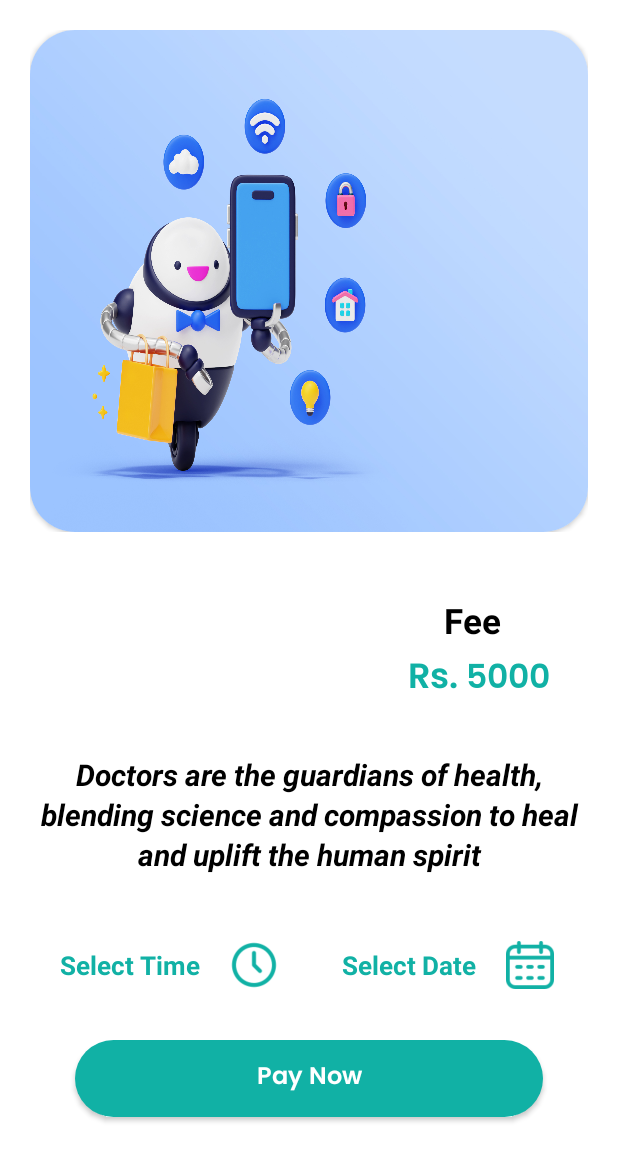
After one commit to ShahrozAppdeveloper/Dr-ChatBot-App, an Android app: the AppointDoctorActivity screen opened directly, with no data from a screen before it, on a phone screen of 412 x 824 dp. The commit adds this screen. Shown: the top 1161 px of the screen. Run offline under Robolectric (Android 15) with nearby library versions, the phone set to English and light mode, and no system bars; pictures from the network do not load.

Commit message:
Appointment System

```diff
--- a/app/src/main/AndroidManifest.xml
+++ b/app/src/main/AndroidManifest.xml
@@ -1,9 +1,11 @@
 <?xml version="1.0" encoding="utf-8"?>
 <manifest xmlns:android="http://schemas.android.com/apk/res/android"
     xmlns:tools="http://schemas.android.com/tools">
+
     <uses-feature
         android:name="android.hardware.telephony"
         android:required="false" />
+
     <uses-permission android:name="android.permission.SEND_SMS" />
 
     <application
@@ -16,6 +18,9 @@
         android:supportsRtl="true"
         android:theme="@style/Theme.DoctorChatbotApp"
         tools:targetApi="31">
+        <activity
+            android:name=".User.AppointDoctorActivity"
+            android:exported="false" />
         <activity
             android:name=".User.PaymentAnimationsActivity"
             android:exported="false" />
--- /dev/null
+++ b/app/src/main/java/com/example/doctorchatbotapp/User/AppointDoctorActivity.java
@@ -0,0 +1,116 @@
+package com.example.doctorchatbotapp.User;
+
+import android.app.DatePickerDialog;
+import android.app.TimePickerDialog;
+import android.content.Intent;
+import android.os.Bundle;
+import android.view.View;
+import android.widget.DatePicker;
+import android.widget.TimePicker;
+
+import androidx.activity.EdgeToEdge;
+import androidx.appcompat.app.AppCompatActivity;
+import androidx.core.graphics.Insets;
+import androidx.core.view.ViewCompat;
+import androidx.core.view.WindowInsetsCompat;
+
+import com.bumptech.glide.Glide;
+import com.example.doctorchatbotapp.R;
+import com.example.doctorchatbotapp.databinding.ActivityAppointDoctorBinding;
+
+import java.util.Calendar;
+
+public class AppointDoctorActivity extends AppCompatActivity {
+    private ActivityAppointDoctorBinding binding;
+    private String time, date;
+    private String docName, docImage;
+    @Override
+    protected void onCreate(Bundle savedInstanceState) {
+        super.onCreate(savedInstanceState);
+        EdgeToEdge.enable(this);
+        binding = ActivityAppointDoctorBinding.inflate(getLayoutInflater());
+        setContentView(binding.getRoot());
+
+        ViewCompat.setOnApplyWindowInsetsListener(findViewById(R.id.main), (v, insets) -> {
+            Insets systemBars = insets.getInsets(WindowInsetsCompat.Type.systemBars());
+            v.setPadding(systemBars.left, systemBars.top, systemBars.right, systemBars.bottom);
+            return insets;
+        });
+
+        Intent intent = getIntent();
+        docName = intent.getStringExtra("docName");
+        docImage = intent.getStringExtra("docImage");
+
+        binding.docNameText.setText(docName);
+        Glide.with(AppointDoctorActivity.this).load(docImage).placeholder(R.drawable.homeimage).into(binding.docImageView);
+        binding.selectTimeBtn.setOnClickListener(new View.OnClickListener() {
+            @Override
+            public void onClick(View v) {
+                showTimePickerDialog();
+            }
+        });
+
+        binding.selectDateBtn.setOnClickListener(new View.OnClickListener() {
+            @Override
+            public void onClick(View v) {
+                showDatePickerDialog();
+            }
+        });
+    }
+
+    private void showTimePickerDialog() {
+        final Calendar calendar = Calendar.getInstance();
+        int hour = calendar.get(Calendar.HOUR_OF_DAY);
+        int minute = calendar.get(Calendar.MINUTE);
+
+        // Create a TimePickerDialog
+        TimePickerDialog timePickerDialog = new TimePickerDialog(
+                AppointDoctorActivity.this,
+                new TimePickerDialog.OnTimeSetListener() {
+                    @Override
+                    public void onTimeSet(TimePicker view, int hourOfDay, int minute) {
+                        String amPm;
+                        if (hourOfDay < 12) {
+                            amPm = "AM";
+                        } else {
+                            amPm = "PM";
+                            hourOfDay -= 12;
+                        }
+
+                        // Adjust hour for 12-hour format
+                        if (hourOfDay == 0) {
+                            hourOfDay = 12;
+                        }
+
+                        // Format the time and update the EditText
+                        time = String.format("%02d:%02d %s", hourOfDay, minute, amPm);
+                        binding.timeSetText.setText(time);
+                    }
+                },
+                hour, minute, false); // false for 12-hour format, true for 24-hour format
+
+        // Show the TimePickerDialog
+        timePickerDialog.show();
+    }
+
+    private void showDatePickerDialog() {
+        final Calendar calendar = Calendar.getInstance();
+        int year = calendar.get(Calendar.YEAR);
+        int month = calendar.get(Calendar.MONTH);
+        int day = calendar.get(Calendar.DAY_OF_MONTH);
+
+        DatePickerDialog datePickerDialog = new DatePickerDialog(
+                AppointDoctorActivity.this,
+                new DatePickerDialog.OnDateSetListener() {
+                    @Override
+                    public void onDateSet(DatePicker view, int year, int month, int dayOfMonth) {
+                        // Update the EditText with the selected date
+                        date = dayOfMonth + "/" + (month + 1) + "/" + year;
+                        binding.dateSetText.setText(date);
+                    }
+                },
+                year, month, day);
+
+        datePickerDialog.show();
+    }
+}
--- a/app/src/main/java/com/example/doctorchatbotapp/User/UserAdapter/DoctorToUserAdapter.java
+++ b/app/src/main/java/com/example/doctorchatbotapp/User/UserAdapter/DoctorToUserAdapter.java
@@ -1,6 +1,7 @@
 package com.example.doctorchatbotapp.User.UserAdapter;
 
 import android.content.Context;
+import android.content.Intent;
 import android.view.LayoutInflater;
 import android.view.View;
 import android.view.ViewGroup;
@@ -17,6 +18,7 @@ import com.example.doctorchatbotapp.ModelClass.AddPatientDetailToRealtym;
 
 import com.example.doctorchatbotapp.ModelClass.MemberBookingDetails;
 import com.example.doctorchatbotapp.R;
+import com.example.doctorchatbotapp.User.AppointDoctorActivity;
 import com.google.android.gms.tasks.OnCompleteListener;
 import com.google.android.gms.tasks.OnFailureListener;
 import com.google.android.gms.tasks.Task;
@@ -72,6 +74,7 @@ public class DoctorToUserAdapter extends RecyclerView.Adapter<DoctorToUserAdapte
                     public void onComplete(@NonNull Task<Void> task) {
                         if (task.isSuccessful()) {
                             AddTrainnerBookingDetails(trainneID, ID, obj);
+                            context.startActivity(new Intent(context, AppointDoctorActivity.class).putExtra("docName",data.getUsername()).putExtra("docImage",data.getImageurl()));
                         }
                     }
                 }).addOnFailureListener(new OnFailureListener() {
@@ -96,7 +99,7 @@ public class DoctorToUserAdapter extends RecyclerView.Adapter<DoctorToUserAdapte
                             mList.remove(data);
                             notifyDataSetChanged();
                             break; // Break after removal to avoid ConcurrentModificationException
-                        }else{
+                        } else {
                             Toast.makeText(context, "No Doctor yet", Toast.LENGTH_SHORT).show();
 
                         }
--- /dev/null
+++ b/app/src/main/res/layout/activity_appoint_doctor.xml
@@ -0,0 +1,220 @@
+<?xml version="1.0" encoding="utf-8"?>
+<LinearLayout xmlns:android="http://schemas.android.com/apk/res/android"
+    xmlns:app="http://schemas.android.com/apk/res-auto"
+    xmlns:tools="http://schemas.android.com/tools"
+    android:id="@+id/main"
+    android:layout_width="match_parent"
+    android:layout_height="match_parent"
+    android:orientation="vertical"
+    android:background="@color/white"
+    tools:context=".User.AppointDoctorActivity">
+
+    <LinearLayout
+        android:layout_width="match_parent"
+        android:layout_height="match_parent"
+        android:layout_weight="1.2"
+        android:padding="20dp"
+        android:background="@color/white">
+
+        <androidx.cardview.widget.CardView
+            android:layout_width="match_parent"
+            android:layout_height="match_parent"
+            app:cardBackgroundColor="@color/white"
+            app:cardCornerRadius="30dp">
+
+            <ImageView
+                android:id="@+id/docImageView"
+                android:layout_width="match_parent"
+                android:layout_height="match_parent"
+                android:scaleType="fitXY"
+                android:src="@drawable/homeimage" />
+
+        </androidx.cardview.widget.CardView>
+
+    </LinearLayout>
+
+    <LinearLayout
+        android:layout_width="match_parent"
+        android:layout_height="match_parent"
+        android:layout_weight="1"
+        android:orientation="vertical"
+        android:padding="20dp"
+        android:background="@color/white">
+
+        <LinearLayout
+            android:layout_width="match_parent"
+            android:layout_height="wrap_content"
+            android:orientation="horizontal">
+
+            <LinearLayout
+                android:layout_width="match_parent"
+                android:layout_height="match_parent"
+                android:layout_weight="1"
+                android:paddingHorizontal="10dp">
+
+                <TextView
+                    android:id="@+id/docNameText"
+                    android:layout_width="wrap_content"
+                    android:layout_height="wrap_content"
+                    android:text="Doctor Name"
+                    android:textColor="@color/goButtonGreen"
+                    android:textStyle="bold"
+                    android:maxLength="14"
+                    android:fontFamily="@font/poppins_thin"
+                    android:textSize="22sp"/>
+
+            </LinearLayout>
+
+            <LinearLayout
+                android:layout_width="match_parent"
+                android:layout_height="match_parent"
+                android:layout_weight="2.5">
+
+                <TextView
+                    android:layout_width="wrap_content"
+                    android:layout_height="wrap_content"
+                    android:text="Fee"
+                    android:layout_marginStart="10dp"
+                    android:layout_marginTop="3dp"
+                    android:textSize="23sp"
+                    android:textStyle="bold"
+                    android:textColor="@color/black"/>
+
+            </LinearLayout>
+
+        </LinearLayout>
+
+        <LinearLayout
+            android:layout_width="match_parent"
+            android:layout_height="wrap_content"
+            android:orientation="horizontal">
+
+            <LinearLayout
+                android:layout_width="match_parent"
+                android:layout_height="match_parent"
+                android:layout_weight="1"
+                android:paddingHorizontal="10dp">
+
+            </LinearLayout>
+
+            <LinearLayout
+                android:layout_width="match_parent"
+                android:layout_height="match_parent"
+                android:layout_weight="2.1"
+                android:orientation="horizontal">
+
+                <TextView
+                    android:layout_width="wrap_content"
+                    android:layout_height="wrap_content"
+                    android:text="Rs. "
+                    android:textSize="23sp"
+                    android:textStyle="bold"
+                    android:fontFamily="@font/poppins_thin"
+                    android:textColor="@color/goButtonGreen"/>
+
+                <TextView
+                    android:layout_width="wrap_content"
+                    android:layout_height="wrap_content"
+                    android:text="5000"
+                    android:textSize="22sp"
+                    android:textStyle="bold"
+                    android:maxLength="4"
+                    android:maxLines="1"
+                    android:fontFamily="@font/poppins_thin"
+                    android:textColor="@color/goButtonGreen"/>
+
+            </LinearLayout>
+
+
+        </LinearLayout>
+
+        <TextView
+            android:layout_width="wrap_content"
+            android:layout_height="wrap_content"
+            android:text="@string/appoint_doc_des"
+            android:textStyle="bold|italic"
+            android:textColor="@color/black"
+            android:layout_marginTop="30dp"
+            android:layout_marginHorizontal="4dp"
+            android:lineSpacingExtra="3dp"
+            android:textAlignment="center"
+            android:textSize="20sp"/>
+
+        <LinearLayout
+            android:layout_width="match_parent"
+            android:layout_height="60dp"
+            android:layout_marginTop="30dp"
+            android:orientation="horizontal">
+
+            <LinearLayout
+                android:id="@+id/selectTimeBtn"
+                android:layout_width="match_parent"
+                android:layout_height="match_parent"
+                android:layout_weight="1"
+                android:gravity="center"
+                android:orientation="horizontal">
+
+                <TextView
+                    android:id="@+id/timeSetText"
+                    android:layout_width="wrap_content"
+                    android:layout_height="wrap_content"
+                    android:text="Select Time"
+                    android:textColor="@color/goButtonGreen"
+                    android:textStyle="bold"
+                    android:layout_marginEnd="10dp"
+                    android:textSize="17sp"/>
+
+                <ImageView
+                    android:layout_width="32dp"
+                    android:layout_height="32dp"
+                    android:src="@drawable/clock"
+                    android:layout_marginStart="10dp"
+                    app:tint="@color/goButtonGreen"/>
+
+            </LinearLayout>
+
+            <LinearLayout
+                android:id="@+id/selectDateBtn"
+                android:layout_width="match_parent"
+                android:layout_height="match_parent"
+                android:layout_weight="1"
+                android:orientation="horizontal"
+                android:gravity="center">
+
+                <TextView
+                    android:id="@+id/dateSetText"
+                    android:layout_width="wrap_content"
+                    android:layout_height="wrap_content"
+                    android:text="Select Date"
+                    android:textColor="@color/goButtonGreen"
+                    android:textStyle="bold"
+                    android:layout_marginEnd="10dp"
+                    android:textSize="17sp"/>
+
+                <ImageView
+                    android:layout_width="32dp"
+                    android:layout_height="32dp"
+                    android:src="@drawable/calendar"
+                    android:layout_marginStart="10dp"
+                    app:tint="@color/goButtonGreen"/>
+
+            </LinearLayout>
+
+        </LinearLayout>
+
+        <androidx.appcompat.widget.AppCompatButton
+            android:id="@+id/loginButton"
+            android:layout_width="match_parent"
+            android:layout_height="51dp"
+            android:background="@drawable/splash_button_bg"
+            android:fontFamily="@font/poppins_thin"
+            android:text="Pay Now"
+            android:layout_marginTop="20dp"
+            android:layout_marginHorizontal="30dp"
+            android:textAllCaps="false"
+            android:textColor="@color/white"
+            android:textSize="16dp"/>
+
+    </LinearLayout>
+
+</LinearLayout>
--- a/app/src/main/res/values/strings.xml
+++ b/app/src/main/res/values/strings.xml
@@ -5,4 +5,6 @@
     <string name="hello_blank_fragment">Hello blank fragment</string>
     <string name="demoParagraph">Lorem ipsum dolor sit amet, consectetur adipiscing elit. Nulla non euismod orci, ac viverra sem. Mauris at cursus ante. Suspendisse sodales at tellus eget placerat. Donec ut tincidunt ex. Interdum et malesuada fames ac ante ipsum primis in faucibus. Curabitur et urna dapibus, venenatis eros molestie, venenatis nulla. </string>
 
+    <string name="appoint_doc_des">Doctors are the guardians of health, blending science and compassion to heal and uplift the human spirit</string>
+
 </resources>
```
Also changed, not shown: app/src/main/res/drawable/calendar.png (added), app/src/main/res/drawable/clock.png (added).
